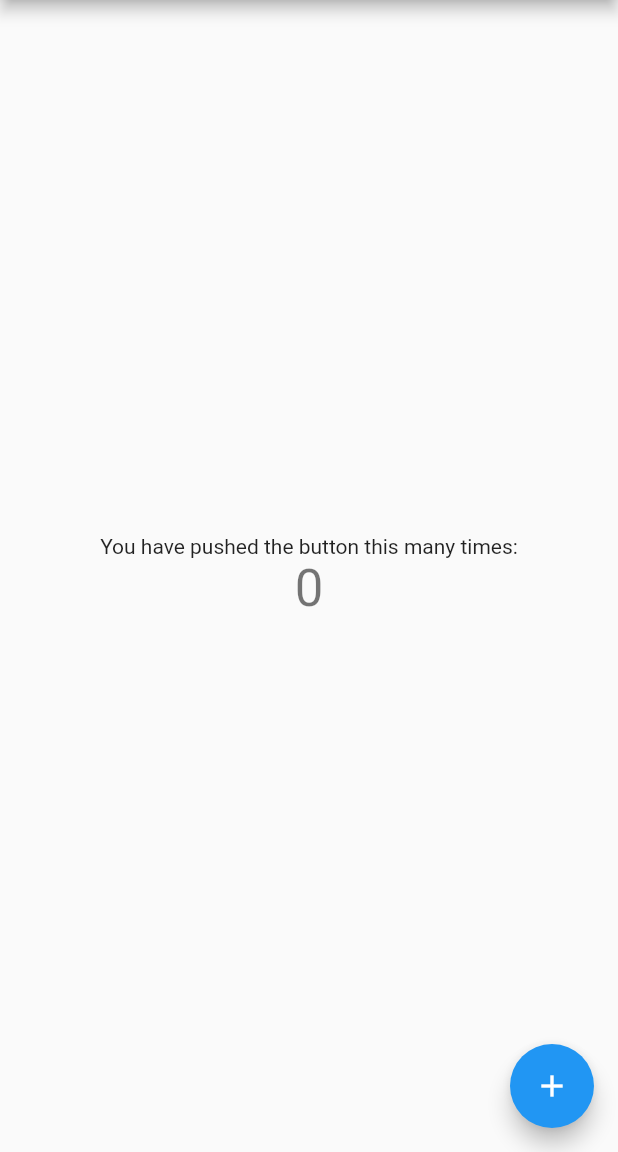
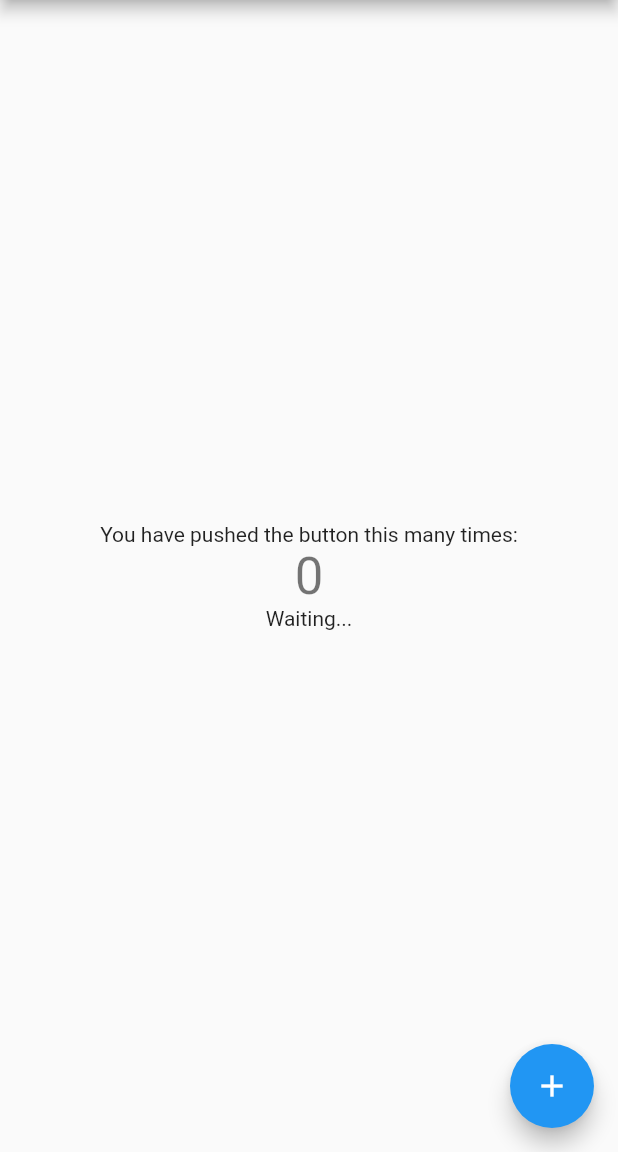
Before and after one commit to const-nawata/flutter_tst, a Flutter app: the screen it shows after launch, on a phone screen of 412 x 824 dp, the part 84-1236 px from its top. Run offline on Flutter 3.47's test engine with Material 2 defaults, Android fonts, the phone set to English and light mode, and no system bars.

```diff
--- a/lib/main.dart
+++ b/lib/main.dart
@@ -1,25 +1,31 @@
+import 'dart:async';
+import 'dart:convert';
+
 import 'package:flutter/material.dart';
+import 'package:http/http.dart' as http;
+
+Future<String> fetchAlbum() async {
+  final response = await http.get(Uri.https('jsonplaceholder.typicode.com', 'albums/100'));
+
+  if (response.statusCode == 200) {
+    var respBody  = jsonDecode(response.body);
+    return respBody['title'];
+  }else{
+    throw Exception('Failed to load album');
+  }
+}
 
 void main() {
   runApp(MyApp());
 }
 
 class MyApp extends StatelessWidget {
-  // This widget is the root of your application.
+
   @override
   Widget build(BuildContext context) {
     return MaterialApp(
       title: 'Flutter Demo',
       theme: ThemeData(
-        // This is the theme of your application.
-        //
-        // Try running your application with "flutter run". You'll see the
-        // application has a blue toolbar. Then, without quitting the app, try
-        // changing the primarySwatch below to Colors.green and then invoke
-        // "hot reload" (press "r" in the console where you ran "flutter run",
-        // or simply save your changes to "hot reload" in a Flutter IDE).
-        // Notice that the counter didn't reset back to zero; the application
-        // is not restarted.
         primarySwatch: Colors.blue,
       ),
       home: MyHomePage(title: 'Flutter Demo Home Page'),
@@ -29,16 +35,6 @@ class MyApp extends StatelessWidget {
 
 class MyHomePage extends StatefulWidget {
   MyHomePage({Key key, this.title}) : super(key: key);
-
-  // This widget is the home page of your application. It is stateful, meaning
-  // that it has a State object (defined below) that contains fields that affect
-  // how it looks.
-
-  // This class is the configuration for the state. It holds the values (in this
-  // case the title) provided by the parent (in this case the App widget) and
-  // used by the build method of the State. Fields in a Widget subclass are
-  // always marked "final".
-
   final String title;
 
   @override
@@ -47,58 +43,42 @@ class MyHomePage extends StatefulWidget {
 
 class _MyHomePageState extends State<MyHomePage> {
   int _counter = 0;
+  Future<String> _alb;
 
   void _incrementCounter() {
     setState(() {
-      // This call to setState tells the Flutter framework that something has
-      // changed in this State, which causes it to rerun the build method below
-      // so that the display can reflect the updated values. If we changed
-      // _counter without calling setState(), then the build method would not be
-      // called again, and so nothing would appear to happen.
+      _alb = fetchAlbum();
       _counter++;
     });
   }
 
   @override
   Widget build(BuildContext context) {
-    // This method is rerun every time setState is called, for instance as done
-    // by the _incrementCounter method above.
-    //
-    // The Flutter framework has been optimized to make rerunning build methods
-    // fast, so that you can just rebuild anything that needs updating rather
-    // than having to individually change instances of widgets.
+
     return Scaffold(
-      appBar: AppBar(
-        // Here we take the value from the MyHomePage object that was created by
-        // the App.build method, and use it to set our appbar title.
-        title: Text(widget.title),
-      ),
+      appBar: AppBar(title: Text(widget.title),),
       body: Center(
-        // Center is a layout widget. It takes a single child and positions it
-        // in the middle of the parent.
         child: Column(
-          // Column is also a layout widget. It takes a list of children and
-          // arranges them vertically. By default, it sizes itself to fit its
-          // children horizontally, and tries to be as tall as its parent.
-          //
-          // Invoke "debug painting" (press "p" in the console, choose the
-          // "Toggle Debug Paint" action from the Flutter Inspector in Android
-          // Studio, or the "Toggle Debug Paint" command in Visual Studio Code)
-          // to see the wireframe for each widget.
-          //
-          // Column has various properties to control how it sizes itself and
-          // how it positions its children. Here we use mainAxisAlignment to
-          // center the children vertically; the main axis here is the vertical
-          // axis because Columns are vertical (the cross axis would be
-          // horizontal).
           mainAxisAlignment: MainAxisAlignment.center,
           children: <Widget>[
-            Text(
-              'You have pushed the button this many times:',
-            ),
+            Text('You have pushed the button this many times:',),
             Text(
               '$_counter',
               style: Theme.of(context).textTheme.headline4,
+            ),
+
+            FutureBuilder<String>(
+              future: _alb,
+              builder: (context, snapshot){
+                if (snapshot.hasData) {
+
+                  return Text('${snapshot.data} / Album name');
+                } else if (snapshot.hasError) {
+                  return Text("${snapshot.error}");
+                }
+                return Text('Waiting...');
+                // return CircularProgressIndicator();
+              },
             ),
           ],
         ),
--- a/pubspec.yaml
+++ b/pubspec.yaml
@@ -21,6 +21,7 @@ environment:
   sdk: ">=2.7.0 <3.0.0"
 
 dependencies:
+  http: 0.13.1
   flutter:
     sdk: flutter
 
```
Also changed, not shown: pubspec.lock.
